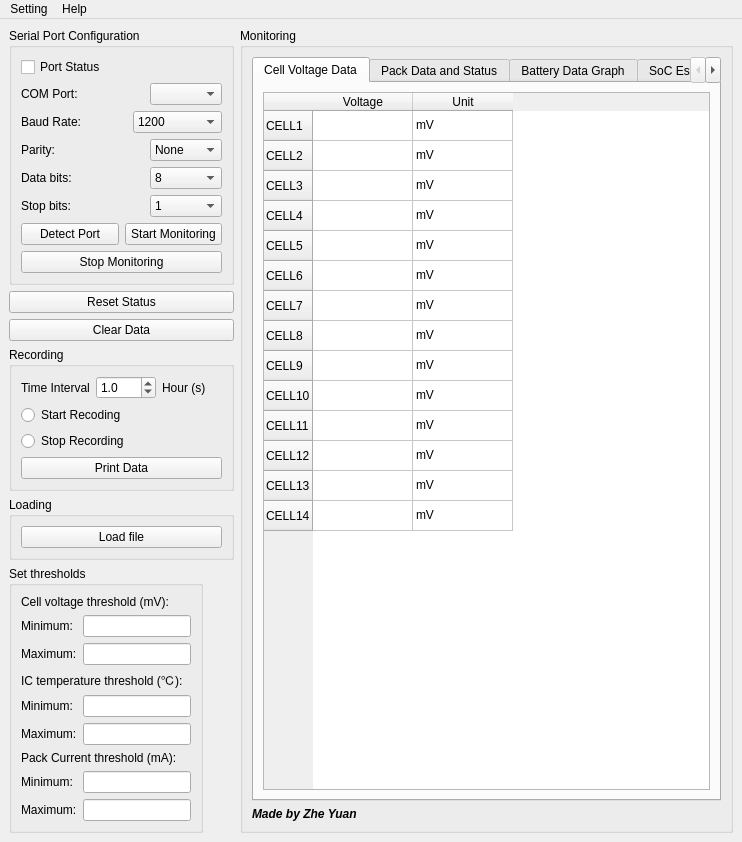
The window that UI/BMS_GUI.ui (Zyuangeorge/Third_year_project) describes before a commit, drawn with Qt 5.
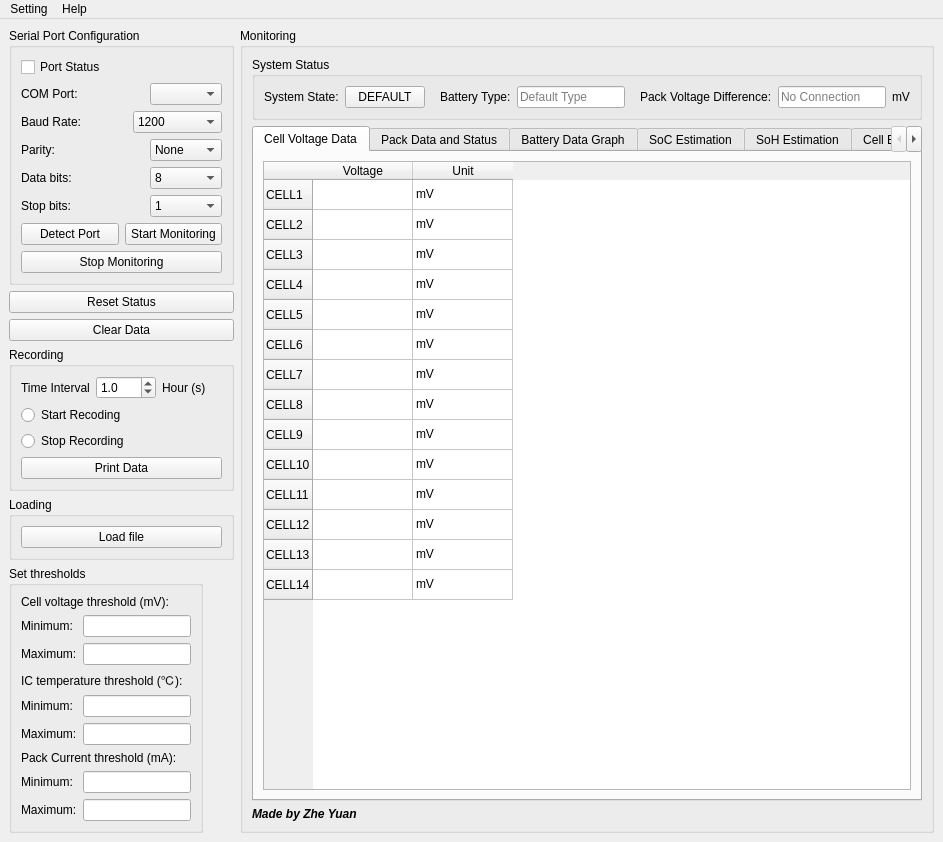
The same window after the commit.

Commit message: update system status

The edit to the form file:
```diff
--- a/UI/BMS_GUI.ui
+++ b/UI/BMS_GUI.ui
@@ -6,7 +6,7 @@
    <rect>
     <x>0</x>
     <y>0</y>
-    <width>742</width>
+    <width>943</width>
     <height>791</height>
    </rect>
   </property>
@@ -587,6 +587,133 @@
        <string>Monitoring</string>
       </property>
       <layout class="QVBoxLayout" name="monitorGroupBoxLayout">
+       <item>
+        <widget class="QGroupBox" name="systemStatusGroupBox">
+         <property name="sizePolicy">
+          <sizepolicy hsizetype="Preferred" vsizetype="Preferred">
+           <horstretch>0</horstretch>
+           <verstretch>0</verstretch>
+          </sizepolicy>
+         </property>
+         <property name="title">
+          <string>System Status</string>
+         </property>
+         <layout class="QVBoxLayout" name="verticalLayout_4">
+          <item>
+           <layout class="QHBoxLayout" name="systemStatusLayout">
+            <item>
+             <widget class="QLabel" name="systemStatusLabel">
+              <property name="text">
+               <string>System State:</string>
+              </property>
+             </widget>
+            </item>
+            <item>
+             <widget class="QPushButton" name="systemStatusPushButton">
+              <property name="sizePolicy">
+               <sizepolicy hsizetype="Expanding" vsizetype="Fixed">
+                <horstretch>0</horstretch>
+                <verstretch>0</verstretch>
+               </sizepolicy>
+              </property>
+              <property name="focusPolicy">
+               <enum>Qt::StrongFocus</enum>
+              </property>
+              <property name="text">
+               <string>DEFAULT</string>
+              </property>
+             </widget>
+            </item>
+            <item>
+             <spacer name="horizontalSpacer_13">
+              <property name="orientation">
+               <enum>Qt::Horizontal</enum>
+              </property>
+              <property name="sizeHint" stdset="0">
+               <size>
+                <width>40</width>
+                <height>20</height>
+               </size>
+              </property>
+             </spacer>
+            </item>
+            <item>
+             <widget class="QLabel" name="SystemStatusLabel_3">
+              <property name="text">
+               <string>Battery Type:</string>
+              </property>
+             </widget>
+            </item>
+            <item>
+             <widget class="QLineEdit" name="batteryTypeLineEdit">
+              <property name="sizePolicy">
+               <sizepolicy hsizetype="MinimumExpanding" vsizetype="Fixed">
+                <horstretch>0</horstretch>
+                <verstretch>0</verstretch>
+               </sizepolicy>
+              </property>
+              <property name="focusPolicy">
+               <enum>Qt::StrongFocus</enum>
+              </property>
+              <property name="readOnly">
+               <bool>true</bool>
+              </property>
+              <property name="placeholderText">
+               <string>Default Type</string>
+              </property>
+             </widget>
+            </item>
+            <item>
+             <spacer name="horizontalSpacer_14">
+              <property name="orientation">
+               <enum>Qt::Horizontal</enum>
+              </property>
+              <property name="sizeHint" stdset="0">
+               <size>
+                <width>40</width>
+                <height>20</height>
+               </size>
+              </property>
+             </spacer>
+            </item>
+            <item>
+             <widget class="QLabel" name="SystemStatusLabel_2">
+              <property name="text">
+               <string>Pack Voltage Difference:</string>
+              </property>
+             </widget>
+            </item>
+            <item>
+             <widget class="QLineEdit" name="packVoltageDifferenceLineEdit">
+              <property name="sizePolicy">
+               <sizepolicy hsizetype="MinimumExpanding" vsizetype="Fixed">
+                <horstretch>0</horstretch>
+                <verstretch>0</verstretch>
+               </sizepolicy>
+              </property>
+              <property name="focusPolicy">
+               <enum>Qt::StrongFocus</enum>
+              </property>
+              <property name="readOnly">
+               <bool>true</bool>
+              </property>
+              <property name="placeholderText">
+               <string>No Connection</string>
+              </property>
+             </widget>
+            </item>
+            <item>
+             <widget class="QLabel" name="SystemStatusLabel_4">
+              <property name="text">
+               <string>mV</string>
+              </property>
+             </widget>
+            </item>
+           </layout>
+          </item>
+         </layout>
+        </widget>
+       </item>
        <item>
         <widget class="QTabWidget" name="monitorWindowTab">
          <property name="currentIndex">
@@ -1961,7 +2088,7 @@
     <rect>
      <x>0</x>
      <y>0</y>
-     <width>742</width>
+     <width>943</width>
      <height>20</height>
     </rect>
    </property>
```
The commit also changes 3 other files.
